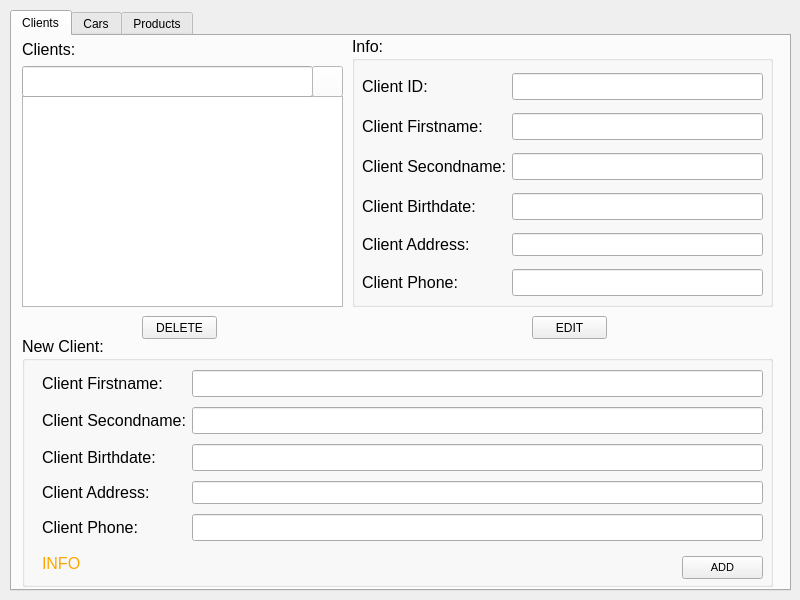
Before: the Qt Designer form AutoService.ui in VladimirGitsarev/DB-AA-Course-Project, drawn with Qt 5.
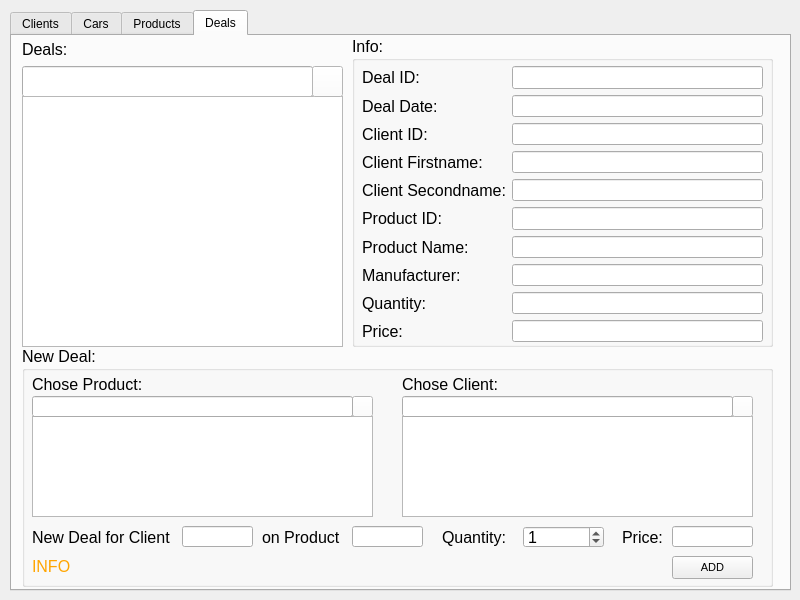
After: the same form once the commit is applied. Icons and pictures are not drawn.

Commit message: Added Deals tab, Deals search procedure

Patch:
```diff
--- a/AutoService.ui
+++ b/AutoService.ui
@@ -24,7 +24,7 @@
      </rect>
     </property>
     <property name="currentIndex">
-     <number>0</number>
+     <number>3</number>
     </property>
     <widget class="QWidget" name="tab">
      <property name="styleSheet">
@@ -1880,6 +1880,777 @@
       </widget>
      </widget>
     </widget>
+    <widget class="QWidget" name="tab_4">
+     <attribute name="title">
+      <string>Deals</string>
+     </attribute>
+     <widget class="QGroupBox" name="groupBox_11">
+      <property name="geometry">
+       <rect>
+        <x>340</x>
+        <y>0</y>
+        <width>421</width>
+        <height>311</height>
+       </rect>
+      </property>
+      <property name="font">
+       <font>
+        <family>Tahoma</family>
+        <pointsize>12</pointsize>
+       </font>
+      </property>
+      <property name="title">
+       <string>Info:</string>
+      </property>
+      <widget class="QWidget" name="gridLayoutWidget_10">
+       <property name="geometry">
+        <rect>
+         <x>10</x>
+         <y>30</y>
+         <width>401</width>
+         <height>276</height>
+        </rect>
+       </property>
+       <layout class="QGridLayout" name="gridLayout_10" rowstretch="0,0,0,0,0,0,0,0,0,0">
+        <item row="5" column="0">
+         <widget class="QLabel" name="car_client_id_label_7">
+          <property name="font">
+           <font>
+            <family>Tahoma</family>
+            <pointsize>12</pointsize>
+           </font>
+          </property>
+          <property name="text">
+           <string>Product ID:</string>
+          </property>
+         </widget>
+        </item>
+        <item row="6" column="0">
+         <widget class="QLabel" name="car_client_id_label_8">
+          <property name="font">
+           <font>
+            <family>Tahoma</family>
+            <pointsize>12</pointsize>
+           </font>
+          </property>
+          <property name="text">
+           <string>Product Name:</string>
+          </property>
+         </widget>
+        </item>
+        <item row="2" column="0">
+         <widget class="QLabel" name="car_model_label_21">
+          <property name="font">
+           <font>
+            <family>Tahoma</family>
+            <pointsize>12</pointsize>
+           </font>
+          </property>
+          <property name="text">
+           <string>Client ID:</string>
+          </property>
+         </widget>
+        </item>
+        <item row="0" column="1">
+         <widget class="QLineEdit" name="deal_id_line">
+          <property name="enabled">
+           <bool>true</bool>
+          </property>
+          <property name="font">
+           <font>
+            <family>Tahoma</family>
+            <pointsize>10</pointsize>
+           </font>
+          </property>
+          <property name="alignment">
+           <set>Qt::AlignRight|Qt::AlignTrailing|Qt::AlignVCenter</set>
+          </property>
+          <property name="readOnly">
+           <bool>true</bool>
+          </property>
+         </widget>
+        </item>
+        <item row="0" column="0">
+         <widget class="QLabel" name="car_id_label_5">
+          <property name="font">
+           <font>
+            <family>Tahoma</family>
+            <pointsize>12</pointsize>
+           </font>
+          </property>
+          <property name="text">
+           <string>Deal ID:</string>
+          </property>
+         </widget>
+        </item>
+        <item row="8" column="0">
+         <widget class="QLabel" name="car_client_id_label_10">
+          <property name="font">
+           <font>
+            <family>Tahoma</family>
+            <pointsize>12</pointsize>
+           </font>
+          </property>
+          <property name="text">
+           <string>Quantity:</string>
+          </property>
+         </widget>
+        </item>
+        <item row="3" column="0">
+         <widget class="QLabel" name="car_model_label_20">
+          <property name="font">
+           <font>
+            <family>Tahoma</family>
+            <pointsize>12</pointsize>
+           </font>
+          </property>
+          <property name="text">
+           <string>Client Firstname:</string>
+          </property>
+         </widget>
+        </item>
+        <item row="2" column="1">
+         <widget class="QLineEdit" name="client_id_line">
+          <property name="enabled">
+           <bool>true</bool>
+          </property>
+          <property name="font">
+           <font>
+            <family>Tahoma</family>
+            <pointsize>10</pointsize>
+           </font>
+          </property>
+          <property name="alignment">
+           <set>Qt::AlignRight|Qt::AlignTrailing|Qt::AlignVCenter</set>
+          </property>
+          <property name="readOnly">
+           <bool>true</bool>
+          </property>
+         </widget>
+        </item>
+        <item row="4" column="0">
+         <widget class="QLabel" name="car_model_label_19">
+          <property name="font">
+           <font>
+            <family>Tahoma</family>
+            <pointsize>12</pointsize>
+           </font>
+          </property>
+          <property name="text">
+           <string>Client Secondname:</string>
+          </property>
+         </widget>
+        </item>
+        <item row="7" column="1">
+         <widget class="QLineEdit" name="deal_manufacturer_line">
+          <property name="enabled">
+           <bool>true</bool>
+          </property>
+          <property name="font">
+           <font>
+            <family>Tahoma</family>
+            <pointsize>10</pointsize>
+           </font>
+          </property>
+          <property name="alignment">
+           <set>Qt::AlignRight|Qt::AlignTrailing|Qt::AlignVCenter</set>
+          </property>
+          <property name="readOnly">
+           <bool>true</bool>
+          </property>
+         </widget>
+        </item>
+        <item row="3" column="1">
+         <widget class="QLineEdit" name="cl_f_name_line">
+          <property name="enabled">
+           <bool>true</bool>
+          </property>
+          <property name="font">
+           <font>
+            <family>Tahoma</family>
+            <pointsize>10</pointsize>
+           </font>
+          </property>
+          <property name="alignment">
+           <set>Qt::AlignRight|Qt::AlignTrailing|Qt::AlignVCenter</set>
+          </property>
+          <property name="readOnly">
+           <bool>true</bool>
+          </property>
+         </widget>
+        </item>
+        <item row="4" column="1">
+         <widget class="QLineEdit" name="cl_s_name_line">
+          <property name="enabled">
+           <bool>true</bool>
+          </property>
+          <property name="font">
+           <font>
+            <family>Tahoma</family>
+            <pointsize>10</pointsize>
+           </font>
+          </property>
+          <property name="alignment">
+           <set>Qt::AlignRight|Qt::AlignTrailing|Qt::AlignVCenter</set>
+          </property>
+          <property name="readOnly">
+           <bool>true</bool>
+          </property>
+         </widget>
+        </item>
+        <item row="1" column="1">
+         <widget class="QLineEdit" name="deal_date_line">
+          <property name="enabled">
+           <bool>true</bool>
+          </property>
+          <property name="font">
+           <font>
+            <family>Tahoma</family>
+            <pointsize>10</pointsize>
+           </font>
+          </property>
+          <property name="alignment">
+           <set>Qt::AlignRight|Qt::AlignTrailing|Qt::AlignVCenter</set>
+          </property>
+          <property name="readOnly">
+           <bool>true</bool>
+          </property>
+         </widget>
+        </item>
+        <item row="6" column="1">
+         <widget class="QLineEdit" name="prod_name_line">
+          <property name="enabled">
+           <bool>true</bool>
+          </property>
+          <property name="font">
+           <font>
+            <family>Tahoma</family>
+            <pointsize>10</pointsize>
+           </font>
+          </property>
+          <property name="alignment">
+           <set>Qt::AlignRight|Qt::AlignTrailing|Qt::AlignVCenter</set>
+          </property>
+          <property name="readOnly">
+           <bool>true</bool>
+          </property>
+         </widget>
+        </item>
+        <item row="5" column="1">
+         <widget class="QLineEdit" name="prod_id_line">
+          <property name="enabled">
+           <bool>true</bool>
+          </property>
+          <property name="font">
+           <font>
+            <family>Tahoma</family>
+            <pointsize>10</pointsize>
+           </font>
+          </property>
+          <property name="alignment">
+           <set>Qt::AlignRight|Qt::AlignTrailing|Qt::AlignVCenter</set>
+          </property>
+          <property name="readOnly">
+           <bool>true</bool>
+          </property>
+         </widget>
+        </item>
+        <item row="1" column="0">
+         <widget class="QLabel" name="car_make_label_9">
+          <property name="font">
+           <font>
+            <family>Tahoma</family>
+            <pointsize>12</pointsize>
+           </font>
+          </property>
+          <property name="text">
+           <string>Deal Date:</string>
+          </property>
+         </widget>
+        </item>
+        <item row="7" column="0">
+         <widget class="QLabel" name="car_client_id_label_9">
+          <property name="font">
+           <font>
+            <family>Tahoma</family>
+            <pointsize>12</pointsize>
+           </font>
+          </property>
+          <property name="text">
+           <string>Manufacturer:</string>
+          </property>
+         </widget>
+        </item>
+        <item row="9" column="0">
+         <widget class="QLabel" name="car_client_id_label_11">
+          <property name="font">
+           <font>
+            <family>Tahoma</family>
+            <pointsize>12</pointsize>
+           </font>
+          </property>
+          <property name="text">
+           <string>Price:</string>
+          </property>
+         </widget>
+        </item>
+        <item row="8" column="1">
+         <widget class="QLineEdit" name="deal_price_line">
+          <property name="enabled">
+           <bool>true</bool>
+          </property>
+          <property name="font">
+           <font>
+            <family>Tahoma</family>
+            <pointsize>10</pointsize>
+           </font>
+          </property>
+          <property name="alignment">
+           <set>Qt::AlignRight|Qt::AlignTrailing|Qt::AlignVCenter</set>
+          </property>
+          <property name="readOnly">
+           <bool>true</bool>
+          </property>
+         </widget>
+        </item>
+        <item row="9" column="1">
+         <widget class="QLineEdit" name="deal_quant_line">
+          <property name="enabled">
+           <bool>true</bool>
+          </property>
+          <property name="font">
+           <font>
+            <family>Tahoma</family>
+            <pointsize>10</pointsize>
+           </font>
+          </property>
+          <property name="alignment">
+           <set>Qt::AlignRight|Qt::AlignTrailing|Qt::AlignVCenter</set>
+          </property>
+          <property name="readOnly">
+           <bool>true</bool>
+          </property>
+         </widget>
+        </item>
+       </layout>
+      </widget>
+     </widget>
+     <widget class="QLineEdit" name="search_deal_line">
+      <property name="geometry">
+       <rect>
+        <x>10</x>
+        <y>30</y>
+        <width>291</width>
+        <height>31</height>
+       </rect>
+      </property>
+      <property name="font">
+       <font>
+        <family>Tahoma</family>
+        <pointsize>12</pointsize>
+       </font>
+      </property>
+     </widget>
+     <widget class="QListWidget" name="dealslistWidget">
+      <property name="geometry">
+       <rect>
+        <x>10</x>
+        <y>60</y>
+        <width>321</width>
+        <height>251</height>
+       </rect>
+      </property>
+     </widget>
+     <widget class="QLabel" name="label_33">
+      <property name="geometry">
+       <rect>
+        <x>10</x>
+        <y>5</y>
+        <width>182</width>
+        <height>16</height>
+       </rect>
+      </property>
+      <property name="font">
+       <font>
+        <family>Tahoma</family>
+        <pointsize>12</pointsize>
+       </font>
+      </property>
+      <property name="text">
+       <string>Deals:</string>
+      </property>
+     </widget>
+     <widget class="QPushButton" name="search_deal_button">
+      <property name="geometry">
+       <rect>
+        <x>300</x>
+        <y>30</y>
+        <width>31</width>
+        <height>31</height>
+       </rect>
+      </property>
+      <property name="styleSheet">
+       <string notr="true">background:white;</string>
+      </property>
+      <property name="text">
+       <string/>
+      </property>
+      <property name="icon">
+       <iconset>
+        <normaloff>search.png</normaloff>search.png</iconset>
+      </property>
+      <property name="iconSize">
+       <size>
+        <width>16</width>
+        <height>16</height>
+       </size>
+      </property>
+     </widget>
+     <widget class="QGroupBox" name="groupBox_12">
+      <property name="geometry">
+       <rect>
+        <x>10</x>
+        <y>310</y>
+        <width>751</width>
+        <height>241</height>
+       </rect>
+      </property>
+      <property name="font">
+       <font>
+        <family>Tahoma</family>
+        <pointsize>12</pointsize>
+       </font>
+      </property>
+      <property name="title">
+       <string>New Deal:</string>
+      </property>
+      <widget class="QLabel" name="prod_info_label_2">
+       <property name="geometry">
+        <rect>
+         <x>10</x>
+         <y>210</y>
+         <width>621</width>
+         <height>21</height>
+        </rect>
+       </property>
+       <property name="font">
+        <font>
+         <family>Tahoma</family>
+         <pointsize>12</pointsize>
+        </font>
+       </property>
+       <property name="styleSheet">
+        <string notr="true">color:orange</string>
+       </property>
+       <property name="text">
+        <string>INFO</string>
+       </property>
+      </widget>
+      <widget class="QPushButton" name="add_deal_btn">
+       <property name="geometry">
+        <rect>
+         <x>650</x>
+         <y>210</y>
+         <width>81</width>
+         <height>23</height>
+        </rect>
+       </property>
+       <property name="font">
+        <font>
+         <pointsize>8</pointsize>
+        </font>
+       </property>
+       <property name="text">
+        <string>ADD</string>
+       </property>
+      </widget>
+      <widget class="QPushButton" name="deal_search_prod_btn">
+       <property name="geometry">
+        <rect>
+         <x>330</x>
+         <y>50</y>
+         <width>21</width>
+         <height>21</height>
+        </rect>
+       </property>
+       <property name="styleSheet">
+        <string notr="true">background:white;</string>
+       </property>
+       <property name="text">
+        <string/>
+       </property>
+       <property name="icon">
+        <iconset>
+         <normaloff>search.png</normaloff>search.png</iconset>
+       </property>
+       <property name="iconSize">
+        <size>
+         <width>16</width>
+         <height>16</height>
+        </size>
+       </property>
+      </widget>
+      <widget class="QListWidget" name="deal_prod_listWidget">
+       <property name="geometry">
+        <rect>
+         <x>10</x>
+         <y>70</y>
+         <width>341</width>
+         <height>101</height>
+        </rect>
+       </property>
+      </widget>
+      <widget class="QLineEdit" name="dela_search_prod_line">
+       <property name="geometry">
+        <rect>
+         <x>10</x>
+         <y>50</y>
+         <width>321</width>
+         <height>21</height>
+        </rect>
+       </property>
+       <property name="font">
+        <font>
+         <family>Tahoma</family>
+         <pointsize>12</pointsize>
+        </font>
+       </property>
+      </widget>
+      <widget class="QLabel" name="car_id_label_6">
+       <property name="geometry">
+        <rect>
+         <x>10</x>
+         <y>30</y>
+         <width>141</width>
+         <height>16</height>
+        </rect>
+       </property>
+       <property name="font">
+        <font>
+         <family>Tahoma</family>
+         <pointsize>12</pointsize>
+        </font>
+       </property>
+       <property name="text">
+        <string>Chose Product:</string>
+       </property>
+      </widget>
+      <widget class="QListWidget" name="deal_client_listWidget">
+       <property name="geometry">
+        <rect>
+         <x>380</x>
+         <y>70</y>
+         <width>351</width>
+         <height>101</height>
+        </rect>
+       </property>
+      </widget>
+      <widget class="QPushButton" name="deal_search_client_btn">
+       <property name="geometry">
+        <rect>
+         <x>710</x>
+         <y>50</y>
+         <width>21</width>
+         <height>21</height>
+        </rect>
+       </property>
+       <property name="styleSheet">
+        <string notr="true">background:white;</string>
+       </property>
+       <property name="text">
+        <string/>
+       </property>
+       <property name="icon">
+        <iconset>
+         <normaloff>search.png</normaloff>search.png</iconset>
+       </property>
+       <property name="iconSize">
+        <size>
+         <width>16</width>
+         <height>16</height>
+        </size>
+       </property>
+      </widget>
+      <widget class="QLineEdit" name="deal_search_client_line">
+       <property name="geometry">
+        <rect>
+         <x>380</x>
+         <y>50</y>
+         <width>331</width>
+         <height>21</height>
+        </rect>
+       </property>
+       <property name="font">
+        <font>
+         <family>Tahoma</family>
+         <pointsize>12</pointsize>
+        </font>
+       </property>
+       <property name="text">
+        <string/>
+       </property>
+      </widget>
+      <widget class="QLabel" name="car_id_label_7">
+       <property name="geometry">
+        <rect>
+         <x>380</x>
+         <y>30</y>
+         <width>101</width>
+         <height>16</height>
+        </rect>
+       </property>
+       <property name="font">
+        <font>
+         <family>Tahoma</family>
+         <pointsize>12</pointsize>
+        </font>
+       </property>
+       <property name="text">
+        <string>Chose Client:</string>
+       </property>
+      </widget>
+      <widget class="QLabel" name="car_id_label_8">
+       <property name="geometry">
+        <rect>
+         <x>10</x>
+         <y>180</y>
+         <width>141</width>
+         <height>22</height>
+        </rect>
+       </property>
+       <property name="font">
+        <font>
+         <family>Tahoma</family>
+         <pointsize>12</pointsize>
+        </font>
+       </property>
+       <property name="text">
+        <string>New Deal for Client</string>
+       </property>
+      </widget>
+      <widget class="QLineEdit" name="deal_client_line">
+       <property name="geometry">
+        <rect>
+         <x>160</x>
+         <y>180</y>
+         <width>71</width>
+         <height>21</height>
+        </rect>
+       </property>
+       <property name="font">
+        <font>
+         <family>Tahoma</family>
+         <pointsize>12</pointsize>
+        </font>
+       </property>
+      </widget>
+      <widget class="QLabel" name="car_id_label_9">
+       <property name="geometry">
+        <rect>
+         <x>240</x>
+         <y>180</y>
+         <width>81</width>
+         <height>22</height>
+        </rect>
+       </property>
+       <property name="font">
+        <font>
+         <family>Tahoma</family>
+         <pointsize>12</pointsize>
+        </font>
+       </property>
+       <property name="text">
+        <string>on Product</string>
+       </property>
+      </widget>
+      <widget class="QLineEdit" name="deal_product_line">
+       <property name="geometry">
+        <rect>
+         <x>330</x>
+         <y>180</y>
+         <width>71</width>
+         <height>21</height>
+        </rect>
+       </property>
+       <property name="font">
+        <font>
+         <family>Tahoma</family>
+         <pointsize>12</pointsize>
+        </font>
+       </property>
+      </widget>
+      <widget class="QLabel" name="car_id_label_10">
+       <property name="geometry">
+        <rect>
+         <x>420</x>
+         <y>180</y>
+         <width>71</width>
+         <height>22</height>
+        </rect>
+       </property>
+       <property name="font">
+        <font>
+         <family>Tahoma</family>
+         <pointsize>12</pointsize>
+        </font>
+       </property>
+       <property name="text">
+        <string>Quantity:</string>
+       </property>
+      </widget>
+      <widget class="QSpinBox" name="spinBox">
+       <property name="geometry">
+        <rect>
+         <x>501</x>
+         <y>180</y>
+         <width>81</width>
+         <height>22</height>
+        </rect>
+       </property>
+       <property name="value">
+        <number>1</number>
+       </property>
+      </widget>
+      <widget class="QLineEdit" name="deal_price_line_2">
+       <property name="geometry">
+        <rect>
+         <x>650</x>
+         <y>180</y>
+         <width>81</width>
+         <height>21</height>
+        </rect>
+       </property>
+       <property name="font">
+        <font>
+         <family>Tahoma</family>
+         <pointsize>12</pointsize>
+        </font>
+       </property>
+       <property name="text">
+        <string/>
+       </property>
+      </widget>
+      <widget class="QLabel" name="price_label">
+       <property name="geometry">
+        <rect>
+         <x>600</x>
+         <y>180</y>
+         <width>41</width>
+         <height>22</height>
+        </rect>
+       </property>
+       <property name="font">
+        <font>
+         <family>Tahoma</family>
+         <pointsize>12</pointsize>
+        </font>
+       </property>
+       <property name="text">
+        <string>Price:</string>
+       </property>
+      </widget>
+     </widget>
+    </widget>
    </widget>
   </widget>
  </widget>
```
The commit also changes 4 other files.
